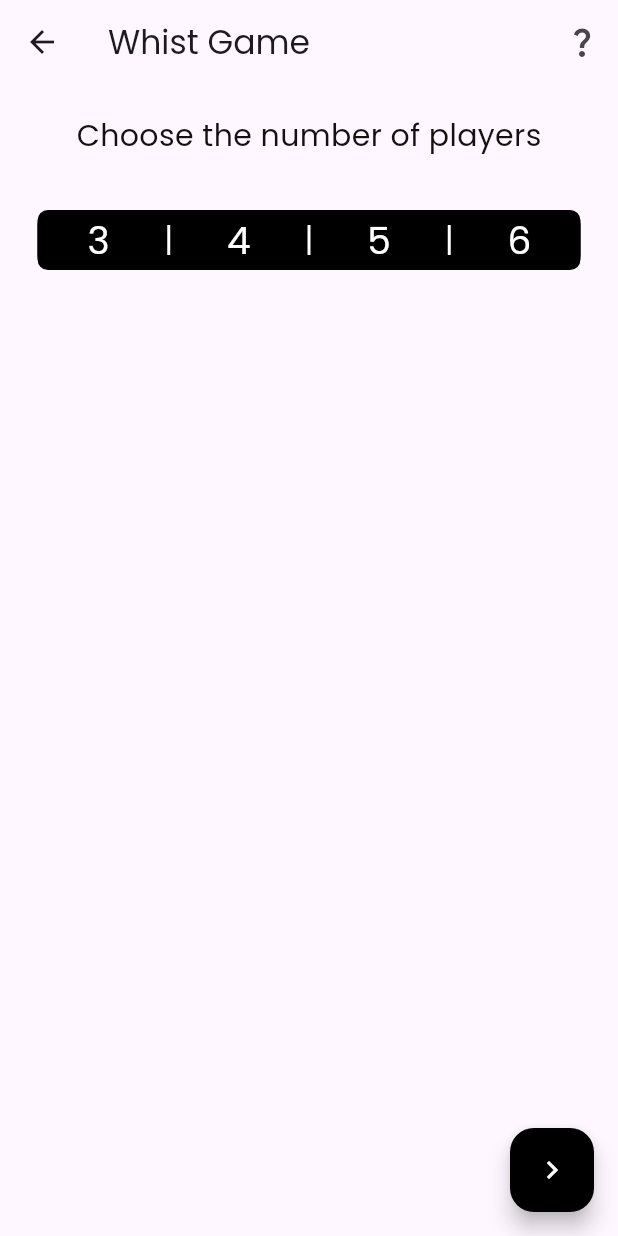
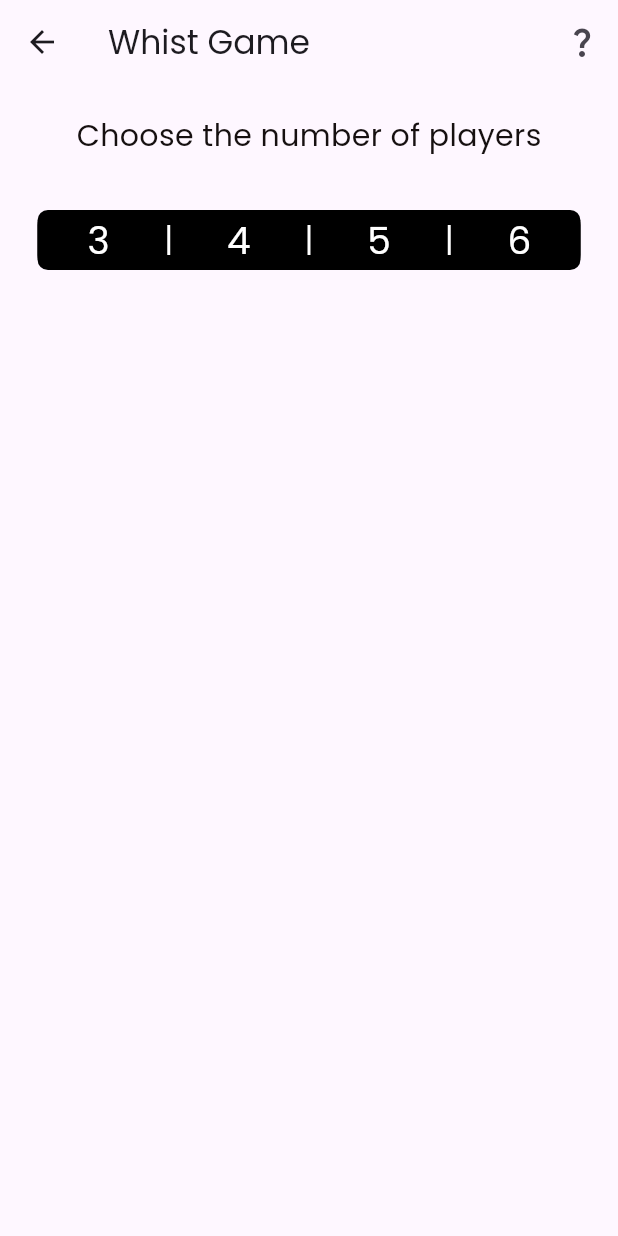
Before and after one commit to dragosdragan03/Score-Keeper-App, a Flutter app: the WhistGame screen opened directly, on a phone screen of 412 x 824 dp. Run offline on Flutter 3.47's test engine with Material 3 defaults, Android fonts, the phone set to English and light mode, and no system bars; our stand-ins replace confetti, google_fonts, numberpicker; missing offline and left inert: flutter_podium.

Commit message:
modified input + BUG

```diff
--- a/score_keeper/lib/pages/Games/whist/whist_game.dart
+++ b/score_keeper/lib/pages/Games/whist/whist_game.dart
@@ -1,3 +1,4 @@
+import 'package:flutter/cupertino.dart';
 import 'package:flutter/material.dart';
 import 'package:provider/provider.dart';
 import 'package:score_keeper/pages/Games/whist/games_details.dart';
@@ -15,7 +16,7 @@ class WhistGame extends StatefulWidget {
 
 class _WhistGameState extends State<WhistGame> {
   int numberOfPlayers = 0;
-  bool introducedAllNames = true;
+  bool introducedAllNames = false;
   bool isListVisible = false;
   List<TextEditingController> players = [];
 
@@ -26,15 +27,15 @@ class _WhistGameState extends State<WhistGame> {
   }
 
   void submitButton() {
-    introducedAllNames = true;
-    setState(() {
-      for (var name in players) {
-        if (name.text.isEmpty) {
-          introducedAllNames = false;
-          break;
-        }
-      }
-    });
+    // setState(() {
+    //   introducedAllNames = true;
+    //   for (var name in players) {
+    //     if (name.text.isEmpty) {
+    //       introducedAllNames = false;
+    //       break;
+    //     }
+    //   }
+    // });
 
     if (introducedAllNames) {
       final playerNames = players.map((controller) => controller.text).toList();
@@ -117,45 +118,42 @@ class _WhistGameState extends State<WhistGame> {
               },
               offNumber: 0,
             ),
+            // if (isListVisible && !introducedAllNames)
+            //   Padding(
+            //     padding: const EdgeInsets.all(3.0),
+            //     child: Dialog(
+            //       child: Text(
+            //         "Warning: Please insert all players' names before proceeding with the game!",
+            //         style: TextStyle(
+            //           color: Colors.redAccent,
+            //           fontSize: 16.0,
+            //         ),
+            //       ),
+            //     ),
+            //   ),
             if (isListVisible)
               Padding(
                 padding: const EdgeInsets.symmetric(horizontal: 16.0),
                 child: CustomListview(
                   value: numberOfPlayers,
                   areaController: players,
+                  introducedAllNames: introducedAllNames,
                 ),
               ),
             if (isListVisible) const SizedBox(height: 20),
-            Padding(
-              padding: const EdgeInsets.only(bottom: 20.0),
-              child: AnimatedOpacity(
-                opacity: isListVisible && !introducedAllNames ? 1.0 : 0.0,
-                duration: const Duration(seconds: 1),
-                child: Container(
-                  padding: const EdgeInsets.all(16.0),
-                  decoration: BoxDecoration(
-                    color: Colors.red,
-                    borderRadius: BorderRadius.circular(8.0),
-                    border: Border.all(color: Colors.black, width: 2.0),
-                  ),
-                  child: const Text(
-                    "Warning: Please insert all players' names before proceeding with the game!",
-                    style: TextStyle(color: Colors.black, fontSize: 16.0),
-                  ),
-                ),
-              ),
-            ),
           ],
         ),
       ),
-      floatingActionButton: FloatingActionButton(
+      floatingActionButton: isListVisible && introducedAllNames
+          ? FloatingActionButton(
               backgroundColor: Colors.black,
               onPressed: submitButton,
               child: const Icon(
                 Icons.navigate_next_outlined,
                 color: Colors.white,
               ),
-      ),
+            )
+          : null,
     );
   }
 }
```
Also changed, not shown: score_keeper/lib/pages/Games/whist/whist_utils/custom_listView.dart (+27 -1 lines). Lines whose indentation alone changed are shown as unchanged.
